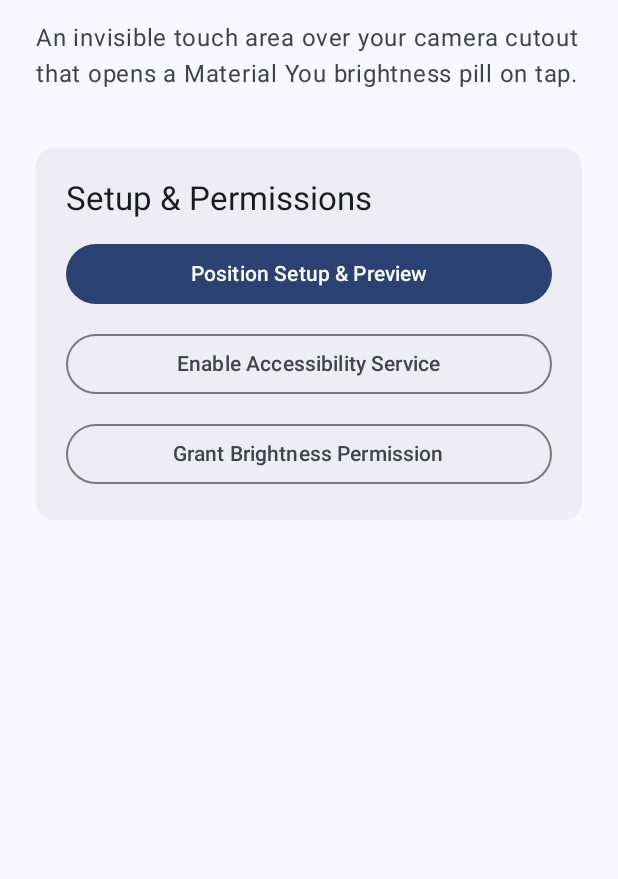
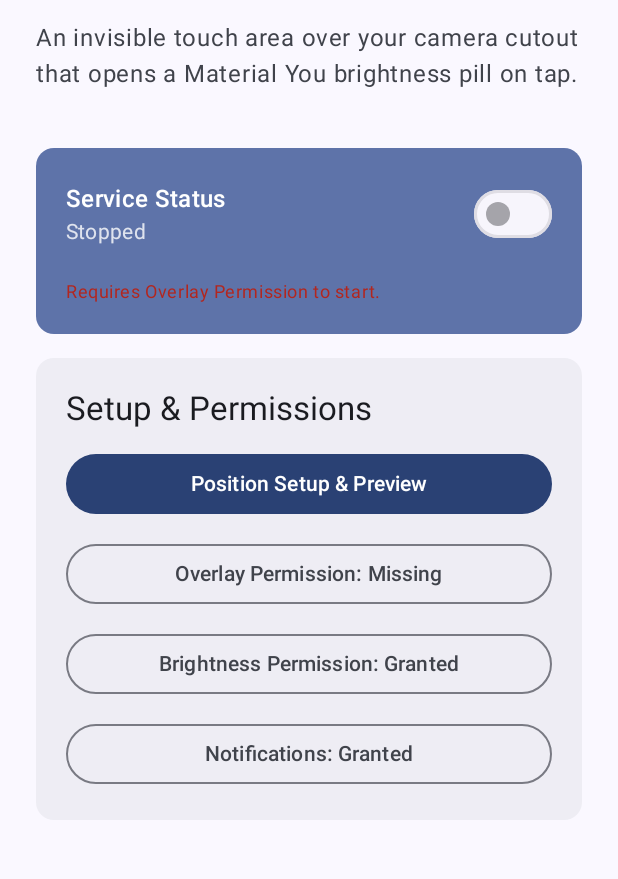
Before and after one commit to gulu43/Cutout_Pill_1, an Android app built with Jetpack Compose: the screen it shows after launch (HomeActivity), on a phone screen of 412 x 824 dp, the part 187-1066 px from its top. Run offline under Robolectric (Android 15) with nearby library versions, the phone set to English and light mode, and no system bars.

Commit message:
changes so it rungs with banks apps

```diff
--- a/app/src/main/java/com/fizz/cutoutpill/HomeActivity.kt
+++ b/app/src/main/java/com/fizz/cutoutpill/HomeActivity.kt
@@ -1,18 +1,28 @@
 package com.fizz.cutoutpill
 
+import android.Manifest
 import android.content.Intent
+import android.content.pm.PackageManager
 import android.net.Uri
+import android.os.Build
 import android.os.Bundle
 import android.provider.Settings
 import androidx.activity.ComponentActivity
+import androidx.activity.compose.rememberLauncherForActivityResult
 import androidx.activity.compose.setContent
 import androidx.activity.enableEdgeToEdge
+import androidx.activity.result.contract.ActivityResultContracts
 import androidx.compose.foundation.layout.*
 import androidx.compose.foundation.rememberScrollState
 import androidx.compose.foundation.verticalScroll
 import androidx.compose.material3.*
+import androidx.compose.runtime.*
 import androidx.compose.ui.Modifier
+import androidx.compose.ui.platform.LocalContext
 import androidx.compose.ui.unit.dp
+import androidx.core.content.ContextCompat
+import androidx.lifecycle.Lifecycle
+import androidx.lifecycle.LifecycleEventObserver
 import com.fizz.cutoutpill.ui.theme.CutoutPillTheme
 
 class HomeActivity : ComponentActivity() {
@@ -21,6 +31,53 @@ class HomeActivity : ComponentActivity() {
         super.onCreate(savedInstanceState)
         setContent {
             CutoutPillTheme {
+                HomeScreen()
+            }
+        }
+    }
+}
+
+@Composable
+fun HomeScreen() {
+    val context = LocalContext.current
+    var hasOverlay by remember { mutableStateOf(Settings.canDrawOverlays(context)) }
+    var hasWriteSettings by remember { mutableStateOf(Settings.System.canWrite(context)) }
+    var hasNotifications by remember {
+        mutableStateOf(
+            if (Build.VERSION.SDK_INT >= Build.VERSION_CODES.TIRAMISU) {
+                ContextCompat.checkSelfPermission(context, Manifest.permission.POST_NOTIFICATIONS) == PackageManager.PERMISSION_GRANTED
+            } else true
+        )
+    }
+
+    val prefs = remember { Cfg.prefs(context) }
+    var serviceEnabled by remember { mutableStateOf(prefs.getBoolean("service_enabled", false)) }
+
+    // Check status on resume
+    DisposableEffect(Unit) {
+        val observer = LifecycleEventObserver { _, event ->
+            if (event == Lifecycle.Event.ON_RESUME) {
+                hasOverlay = Settings.canDrawOverlays(context)
+                hasWriteSettings = Settings.System.canWrite(context)
+                if (Build.VERSION.SDK_INT >= Build.VERSION_CODES.TIRAMISU) {
+                    hasNotifications = ContextCompat.checkSelfPermission(context, Manifest.permission.POST_NOTIFICATIONS) == PackageManager.PERMISSION_GRANTED
+                }
+
+                // Restart service automatically if permitted and previously running
+                if (serviceEnabled && hasOverlay) {
+                    context.startForegroundService(Intent(context, PillService::class.java))
+                }
+            }
+        }
+        val lifecycle = (context as ComponentActivity).lifecycle
+        lifecycle.addObserver(observer)
+        onDispose { lifecycle.removeObserver(observer) }
+    }
+
+    val notifLauncher = rememberLauncherForActivityResult(ActivityResultContracts.RequestPermission()) { granted ->
+        hasNotifications = granted
+    }
+
     Surface(
         modifier = Modifier.fillMaxSize(),
         color = MaterialTheme.colorScheme.background
@@ -47,6 +104,50 @@ class HomeActivity : ComponentActivity() {
 
             Spacer(modifier = Modifier.height(8.dp))
 
+            // Service Toggle
+            Card(
+                modifier = Modifier.fillMaxWidth(),
+                colors = CardDefaults.cardColors(containerColor = MaterialTheme.colorScheme.primaryContainer)
+            ) {
+                Row(
+                    modifier = Modifier
+                        .padding(20.dp)
+                        .fillMaxWidth(),
+                    horizontalArrangement = Arrangement.SpaceBetween,
+                    verticalAlignment = androidx.compose.ui.Alignment.CenterVertically
+                ) {
+                    Column {
+                        Text("Service Status", style = MaterialTheme.typography.titleMedium)
+                        Text(
+                            text = if (serviceEnabled) "Running" else "Stopped",
+                            style = MaterialTheme.typography.bodyMedium,
+                            color = MaterialTheme.colorScheme.onPrimaryContainer.copy(alpha = 0.8f)
+                        )
+                    }
+                    Switch(
+                        checked = serviceEnabled,
+                        onCheckedChange = { checked ->
+                            serviceEnabled = checked
+                            prefs.edit().putBoolean("service_enabled", checked).apply()
+                            if (checked) {
+                                context.startForegroundService(Intent(context, PillService::class.java))
+                            } else {
+                                context.stopService(Intent(context, PillService::class.java))
+                            }
+                        },
+                        enabled = hasOverlay
+                    )
+                }
+                if (!hasOverlay) {
+                    Text(
+                        text = "Requires Overlay Permission to start.",
+                        color = MaterialTheme.colorScheme.error,
+                        style = MaterialTheme.typography.bodySmall,
+                        modifier = Modifier.padding(start = 20.dp, end = 20.dp, bottom = 20.dp)
+                    )
+                }
+            }
+
             Card(
                 modifier = Modifier.fillMaxWidth(),
                 colors = CardDefaults.cardColors(containerColor = MaterialTheme.colorScheme.surfaceContainer)
@@ -63,7 +164,7 @@ class HomeActivity : ComponentActivity() {
                     Button(
                         modifier = Modifier.fillMaxWidth(),
                         onClick = {
-                                        startActivity(Intent(this@HomeActivity, MainActivity::class.java))
+                            context.startActivity(Intent(context, MainActivity::class.java))
                         }
                     ) {
                         Text("Position Setup & Preview")
@@ -72,24 +173,37 @@ class HomeActivity : ComponentActivity() {
                     OutlinedButton(
                         modifier = Modifier.fillMaxWidth(),
                         onClick = {
-                                        startActivity(Intent(Settings.ACTION_ACCESSIBILITY_SETTINGS))
+                            val intent = Intent(
+                                Settings.ACTION_MANAGE_OVERLAY_PERMISSION,
+                                Uri.parse("package:${context.packageName}")
+                            )
+                            context.startActivity(intent)
                         }
                     ) {
-                                    Text("Enable Accessibility Service")
+                        Text("Overlay Permission: ${if (hasOverlay) "Granted" else "Missing"}")
                     }
 
                     OutlinedButton(
                         modifier = Modifier.fillMaxWidth(),
                         onClick = {
-                                        startActivity(
-                                            Intent(
+                            val intent = Intent(
                                 Settings.ACTION_MANAGE_WRITE_SETTINGS,
-                                                Uri.parse("package:$packageName")
+                                Uri.parse("package:${context.packageName}")
                             )
-                                        )
+                            context.startActivity(intent)
                         }
                     ) {
-                                    Text("Grant Brightness Permission")
+                        Text("Brightness Permission: ${if (hasWriteSettings) "Granted" else "Missing"}")
+                    }
+
+                    if (Build.VERSION.SDK_INT >= Build.VERSION_CODES.TIRAMISU) {
+                        OutlinedButton(
+                            modifier = Modifier.fillMaxWidth(),
+                            onClick = {
+                                notifLauncher.launch(Manifest.permission.POST_NOTIFICATIONS)
+                            }
+                        ) {
+                            Text("Notifications: ${if (hasNotifications) "Granted" else "Missing"}")
                         }
                     }
                 }
@@ -97,5 +211,3 @@ class HomeActivity : ComponentActivity() {
         }
     }
 }
-    }
-}
--- a/app/src/main/res/xml/accessibility_service_config.xml
+++ /dev/null
@@ -1,6 +0,0 @@
-<?xml version="1.0" encoding="utf-8"?>
-<!-- No accessibilityEventTypes on purpose: the service gets zero events, so it never wakes for nothing. -->
-<accessibility-service xmlns:android="http://schemas.android.com/apk/res/android"
-    android:accessibilityFeedbackType="feedbackGeneric"
-    android:canRetrieveWindowContent="false"
-    android:description="@string/service_desc" />
```
Also changed, not shown: app/src/main/AndroidManifest.xml (+21 -6 lines), app/src/main/java/com/fizz/cutoutpill/PillService.kt (+172 -143 lines). Lines whose indentation alone changed are shown as unchanged.
